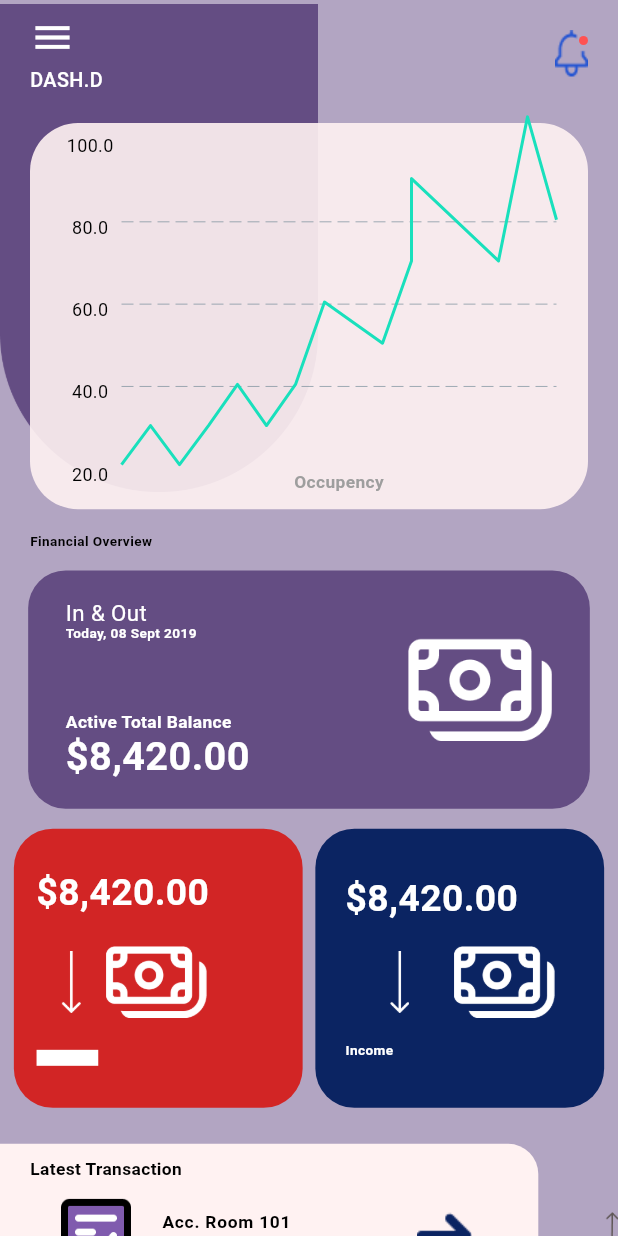
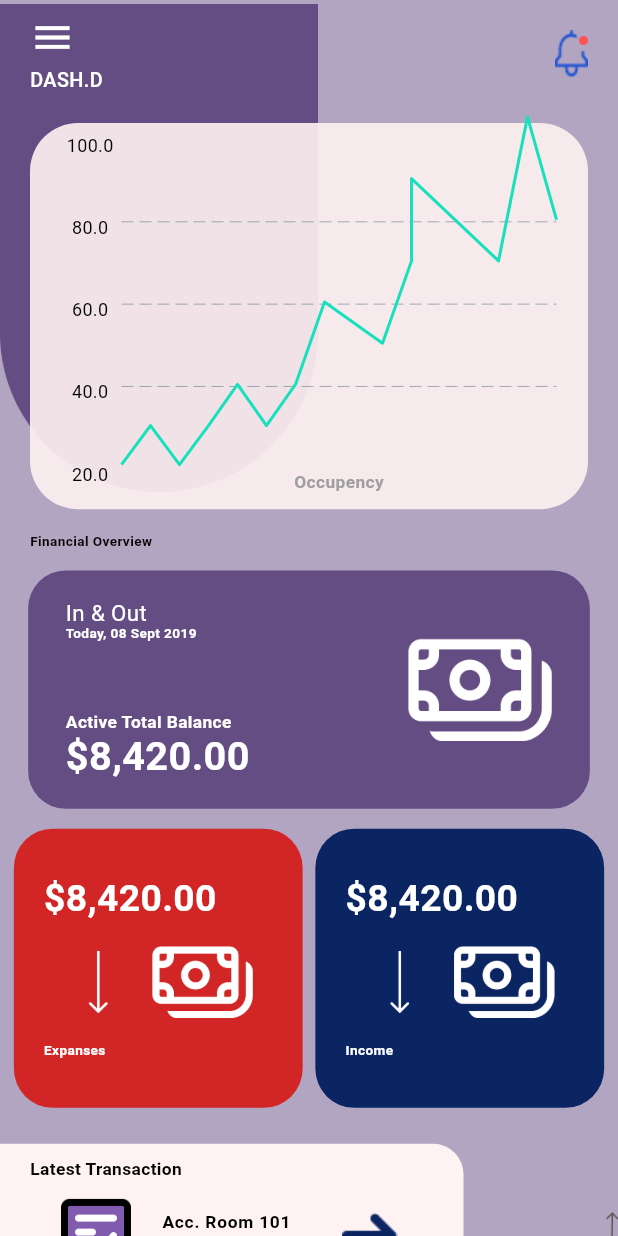
Before and after one commit to MUHAMMMADJUNAID1/dash, a Flutter app: the screen it shows after launch, on a phone screen of 412 x 824 dp. Run offline on Flutter 3.47's test engine with Material 3 defaults, Android fonts, the phone set to English and light mode, and no system bars; drawn by our look-alikes of fl_chart; our stand-ins replace flutter_screenutil.

Commit message:
working on daah

```diff
--- a/lib/view/dashBoard/dashboard_view.dart
+++ b/lib/view/dashBoard/dashboard_view.dart
@@ -362,14 +362,14 @@ class DashBoardView extends StatelessWidget {
                             height: 225.h,
                             width: 200.w,
                             padding: const EdgeInsets.symmetric(
-                                horizontal: 15, vertical: 20),
+                                horizontal: 20, vertical: 20),
                             decoration: BoxDecoration(
                               color: const Color.fromRGBO(210, 37, 37, 1),
                               borderRadius: BorderRadius.circular(26),
                             ),
                             child: Column(
                               crossAxisAlignment: CrossAxisAlignment.start,
-                              mainAxisAlignment: MainAxisAlignment.spaceAround,
+                              mainAxisAlignment: MainAxisAlignment.spaceEvenly,
                               children: [
                                 Text(
                                   '\$8,420.00',
@@ -380,6 +380,8 @@ class DashBoardView extends StatelessWidget {
                                   ),
                                 ),
                                 Row(
+                                  mainAxisAlignment:
+                                      MainAxisAlignment.spaceEvenly,
                                   children: [
                                     Image.asset(
                                       'assets/arrowd.png',
@@ -394,10 +396,9 @@ class DashBoardView extends StatelessWidget {
                                   ],
                                 ),
                                 Text(
-                                  'Expenses',
+                                  'Expanses',
                                   style: TextStyle(
                                     fontSize: 11.sp,
-                                    backgroundColor: Colors.white,
                                     color: Colors.white,
                                     fontWeight: FontWeight.w700,
                                   ),
@@ -469,9 +470,10 @@ class DashBoardView extends StatelessWidget {
                     height: 29.h,
                   ),
                   Row(
+                    mainAxisAlignment: MainAxisAlignment.spaceBetween,
                     children: [
-                      Expanded(
-                        child: Container(
+                      Container(
+                        width: MediaQuery.sizeOf(context).width * 0.75,
                         padding: const EdgeInsets.symmetric(
                             horizontal: 20, vertical: 10),
                         decoration: const BoxDecoration(
@@ -523,7 +525,6 @@ class DashBoardView extends StatelessWidget {
                                   );
                                 })
                           ],
-                          ),
                         ),
                       ),
                       const SizedBox(
@@ -585,6 +586,65 @@ class DashBoardView extends StatelessWidget {
                   SizedBox(
                     height: 29.h,
                   ),
+                  Row(mainAxisAlignment: MainAxisAlignment.end, children: [
+                    Container(
+                      width: MediaQuery.sizeOf(context).width * 0.75,
+                      padding: const EdgeInsets.symmetric(
+                          horizontal: 20, vertical: 10),
+                      decoration: const BoxDecoration(
+                        color: Color.fromRGBO(255, 242, 242, 1),
+                        borderRadius: BorderRadius.only(
+                          topLeft: Radius.circular(20),
+                          bottomLeft: Radius.circular(20),
+                        ),
+                      ),
+                      child: Column(
+                        crossAxisAlignment: CrossAxisAlignment.start,
+                        children: [
+                          Text(
+                            'Latest Transaction',
+                            style: TextStyle(
+                              fontSize: 14.sp,
+                              fontWeight: FontWeight.w700,
+                              color: Colors.black,
+                            ),
+                          ),
+                          ListView.builder(
+                              itemCount: 3,
+                              shrinkWrap: true,
+                              scrollDirection: Axis.vertical,
+                              itemBuilder: (context, index) {
+                                return ListTile(
+                                  leading: Image.asset(
+                                    'assets/m1.png',
+                                    width: 30,
+                                    height: 30,
+                                  ),
+                                  title: Text(
+                                    'Guset 1',
+                                    style: TextStyle(
+                                      fontSize: 14.sp,
+                                      fontWeight: FontWeight.w700,
+                                      color: Colors.black,
+                                    ),
+                                  ),
+                                  subtitle: Text(
+                                    'Pax: 2',
+                                    style: TextStyle(
+                                      fontSize: 11.sp,
+                                      fontWeight: FontWeight.w500,
+                                      color: Colors.grey.shade400,
+                                    ),
+                                  ),
+                                  trailing: Image.asset(
+                                    'assets/marked2.png',
+                                  ),
+                                );
+                              })
+                        ],
+                      ),
+                    ),
+                  ]),
                   const SizedBox(
                     width: 5,
                   ),
```
Also changed, not shown: assets/m1.png (added). Lines whose indentation alone changed are shown as unchanged.
